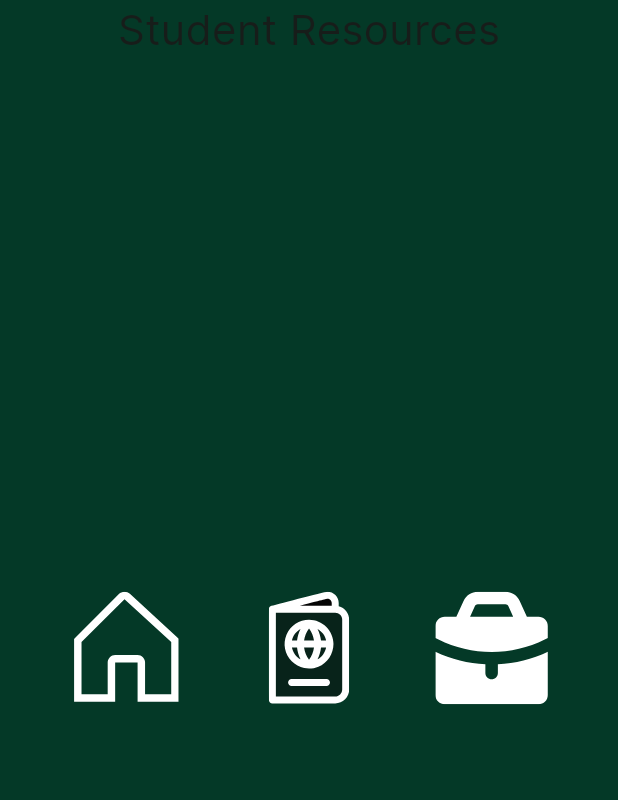
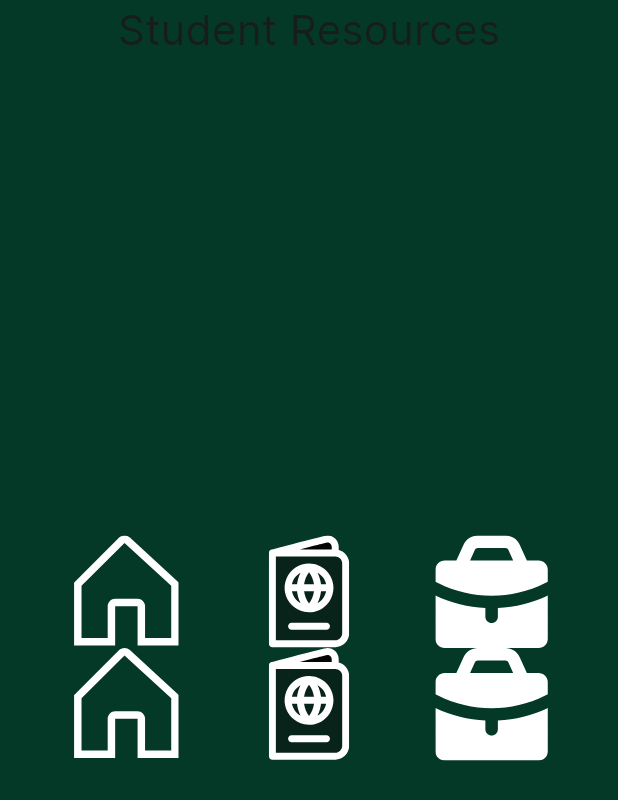
Before and after one commit to Name-ISS-for-the-lowest/mainproject, a Flutter app: the ResourceCenter widget shown alone on an empty page, opened directly, on a phone screen of 412 x 824 dp. Shown: the top 800 px of the screen. Run offline on Flutter 3.47's test engine with Material 2 defaults, Android fonts, the phone set to English and light mode, and no system bars; our stand-ins replace cookie_jar, dio, dio_cookie_manager, flutter_hooks, flutter_svg, html_unescape; missing offline and left inert: memoized; network calls fail.

```diff
--- a/frontend/lib/views/ResourceCenter.dart
+++ b/frontend/lib/views/ResourceCenter.dart
@@ -49,6 +49,30 @@ class _ResourceCenterState extends State<ResourceCenter> {
             Spacer(),
           ],
         ),
+        Row(
+          mainAxisAlignment: MainAxisAlignment.center,
+          children: [
+            Spacer(),
+            SizedBox(
+            child: SvgPicture.asset("assets/icon-homehome.svg"),
+            width: 75,
+            height: 75,
+            ),
+            Spacer(),
+            SizedBox(
+            child: SvgPicture.asset("assets/icon-visavisa.svg"),
+            width: 75,
+            height: 75,
+            ),
+            Spacer(),
+            SizedBox(
+            child: SvgPicture.asset("assets/icon-jobjob.svg"),
+            width: 75,
+            height: 75,
+            ),
+            Spacer(),
+          ],
+        ),
         Spacer(),
       ]
     );
```
